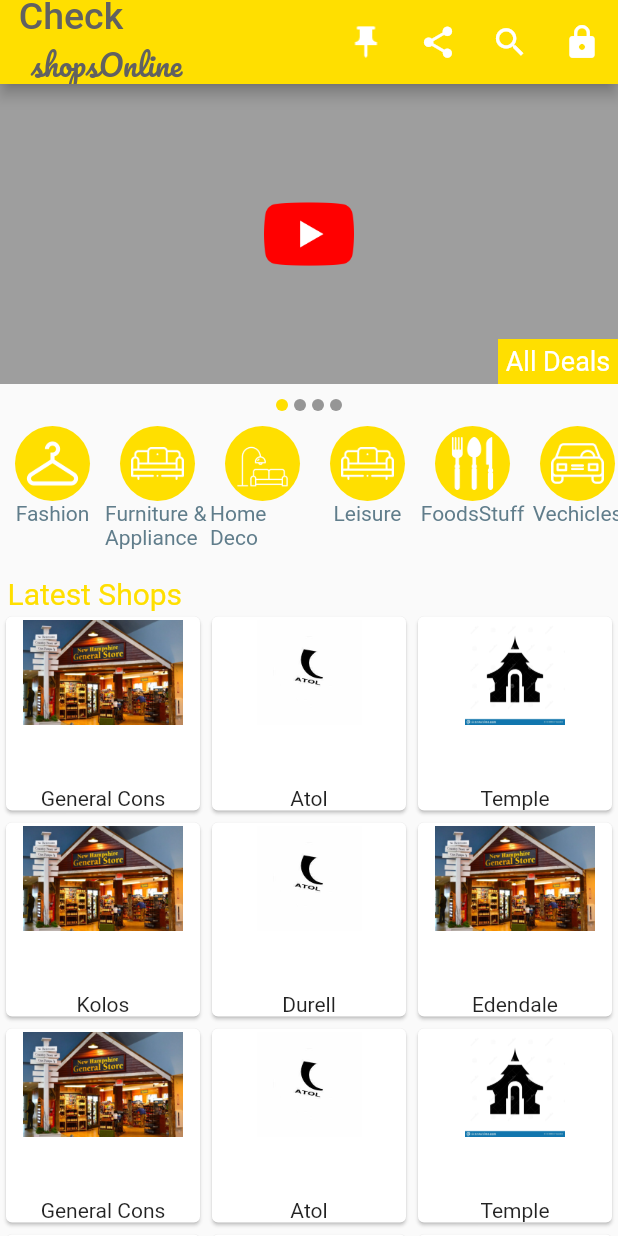
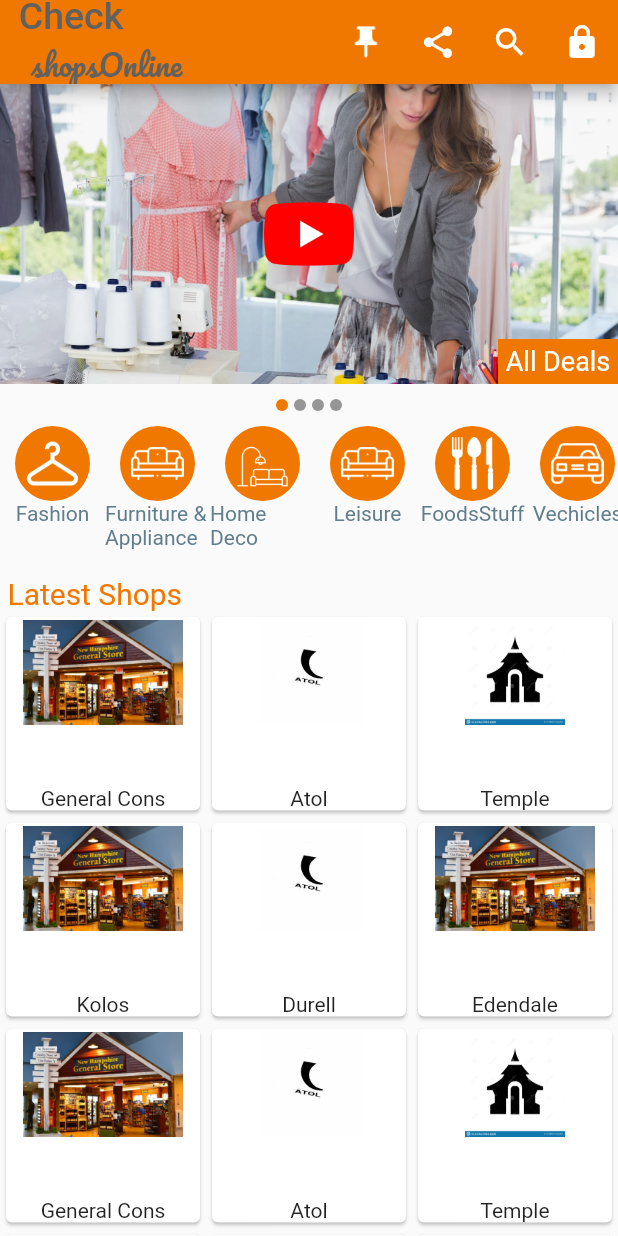
Before and after one commit to santoshacharya2468/multivendor, a Flutter app: the screen it shows after launch, on a phone screen of 412 x 824 dp. Run offline on Flutter 3.47's test engine with Material 2 defaults, Android fonts, the light colour scheme and no system bars; drawn by our look-alikes of carousel_slider; our stand-ins replace flutter_bloc, google_fonts.

Commit message:
'noting'

```diff
--- a/lib/conf.dart
+++ b/lib/conf.dart
@@ -7,35 +7,39 @@ import 'screens/product_detail.dart';
 import 'screens/selections.dart';
 import 'screens/shop_detail.dart';
 
-class RouterGenerator{
-  static Route<dynamic> generateRoute(RouteSettings settings){
-    switch(settings.name){
+class RouterGenerator {
+  static Route<dynamic> generateRoute(RouteSettings settings) {
+    switch (settings.name) {
       case '/':
-      return MaterialPageRoute(builder: (context)=>MyHomePage());
+        return MaterialPageRoute(builder: (context) => MyHomePage());
       case "shop_detail":
-      return MaterialPageRoute(builder: (context)=>ShopDetail(settings.arguments));
+        return MaterialPageRoute(
+            builder: (context) => ShopDetail(settings.arguments));
       case 'shop_by_dep':
-      return MaterialPageRoute(builder: (context)=>ShopByDep(settings.arguments));
+        return MaterialPageRoute(
+            builder: (context) => ShopByDep(settings.arguments));
       case 'product_detail':
-      return MaterialPageRoute(builder: (context)=>ProductDetail(vmodel: settings.arguments,));
+        return MaterialPageRoute(
+            builder: (context) => ProductDetail(
+                  vmodel: settings.arguments,
+                ));
       case 'selection_list':
-      return MaterialPageRoute(builder: (context)=>SelectionScreen());
+        return MaterialPageRoute(builder: (context) => SelectionScreen());
       case 'latest_deals':
-      return MaterialPageRoute(builder: (context)=>LatesetDeals());
+        return MaterialPageRoute(builder: (context) => LatesetDeals());
       default:
-      return  null;
+        return null;
     }
-
   }
 }
- final List<String> imgList = [
-    "assets/images/img_3.jpg",
-    "assets/images/img_1.jpg",
-    "assets/images/img_2.jpg",
-  ];
-List<Deal> deals=[
-  Deal(caption: "Nice",isImage: false,mediaUrl: "https://www.youtube.com/watch?v=KmzdUe0RSJo"),
-  Deal(caption: "Nice",isImage: true,mediaUrl:"assets/images/img_3.jpg"),
-  Deal(caption: "Nice",isImage: true,mediaUrl:"assets/images/img_1.jpg"),
-  Deal(caption: "Nice",isImage: true,mediaUrl:"assets/images/img_1.jpg"),
+
+List<Deal> deals = [
+  Deal(
+      caption: "Nice",
+      isImage: false,
+      bannerImage: "assets/images/img_1.jpg",
+      mediaUrl: "https://www.youtube.com/watch?v=KmzdUe0RSJo"),
+  Deal(caption: "Nice", isImage: true, mediaUrl: "assets/images/img_3.jpg"),
+  Deal(caption: "Nice", isImage: true, mediaUrl: "assets/images/img_2.jpg"),
+  Deal(caption: "Nice", isImage: true, mediaUrl: "assets/images/img_1.jpg"),
 ];
--- a/lib/main.dart
+++ b/lib/main.dart
@@ -21,10 +21,10 @@ class MyApp extends StatelessWidget {
         onGenerateRoute: RouterGenerator.generateRoute,
         debugShowCheckedModeBanner: false,
         theme: ThemeData(
-       // primaryColor:Colors.orange[800],
+
         //252,209,42
 
-       primaryColor: Color.fromRGBO(255, 223, 0, 1),
+      primaryColor: Color.fromRGBO(240, 120, 0, 1),
           visualDensity: VisualDensity.adaptivePlatformDensity,
         ),
         home: MyHomePage(),
--- a/lib/models/deal.dart
+++ b/lib/models/deal.dart
@@ -4,5 +4,7 @@ class Deal{
   String caption;
   //media may be video or image
   bool isImage;
-  Deal({this.mediaUrl,this.caption,this.isImage});
+  //this is only for video containing deal
+  String bannerImage;
+  Deal({this.mediaUrl,this.caption,this.isImage,this.bannerImage});
 }
--- a/lib/widgets/slider.dart
+++ b/lib/widgets/slider.dart
@@ -58,7 +58,14 @@ class _SliderState extends State<ImageSlider> {
                       height: 200.0,
                       width: deviceSize.width,
                       color: Colors.grey,
-                      child: Center(
+                      child: Stack(
+                        children: <Widget>[
+                         Image.asset(
+                      deal.bannerImage,
+                      fit: BoxFit.cover,
+                      width: deviceSize.width,
+                    ),
+                          Center(
                               child: IconButton(
                                 iconSize: 60.0,
                             color: Colors.redAccent,
@@ -67,6 +74,8 @@ class _SliderState extends State<ImageSlider> {
                               launcher.launch(deal.mediaUrl);
                             },
                           )),
+                        ],
+                      ),
                     );
                   }
                 },
```
Lines whose indentation alone changed are shown as unchanged.
